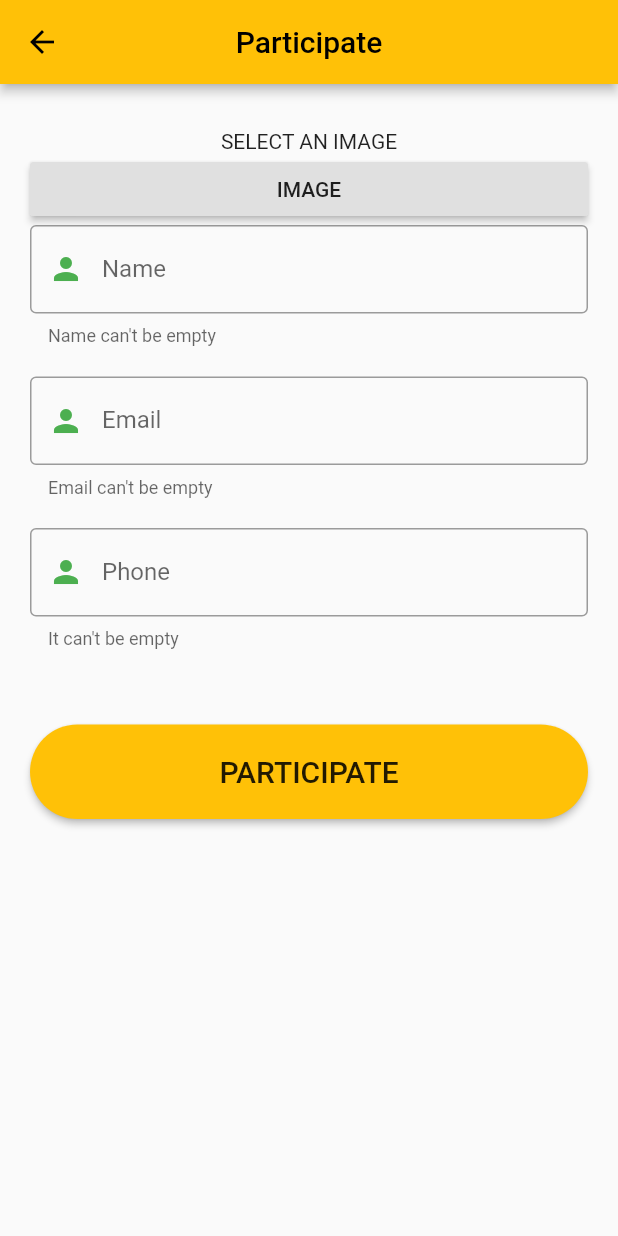
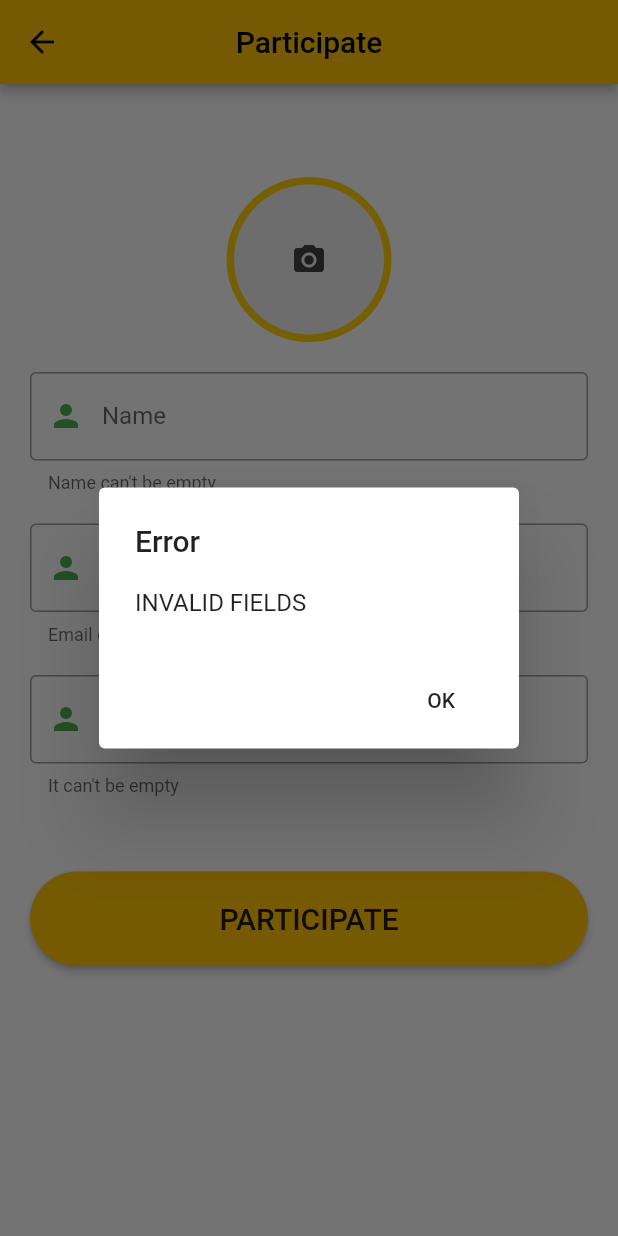
Before and after one commit to Engr-Owais/UserAppContest_Flutter, a Flutter app: the FormParticipate screen opened directly, after a tap on "PARTICIPATE", on a phone screen of 412 x 824 dp. Run offline on Flutter 3.47's test engine with Material 2 defaults, Android fonts, the phone set to English and light mode, and no system bars; our stand-ins replace cached_network_image, cloud_firestore, firebase_core, firebase_storage, google_fonts, image_picker; accounts and stored records are empty; Roboto replaces fonts that are missing (Aclonica).

```diff
--- a/lib/Screens/ParticipationForm.dart
+++ b/lib/Screens/ParticipationForm.dart
@@ -20,6 +20,8 @@ class _FormParticipateState extends State<FormParticipate> {
 
   RegExp regMobile = new RegExp('^[+]*[(]{0,1}[0-9]{1,4}[)]{0,1}[-\s\./0-9]');
 
+  RegExp regName = new RegExp('^[a-zA-Z]+(([,. -][a-zA-Z ])?[a-zA-Z]*)*');
+
   String validateMobile(String value) {
 // Indian Mobile number are of 10 digit only
     if (value.length != 10)
@@ -33,7 +35,6 @@ class _FormParticipateState extends State<FormParticipate> {
   TextEditingController _name = TextEditingController();
   TextEditingController _email = TextEditingController();
   TextEditingController _phone = TextEditingController();
-  // final ImagePicker _picker = ImagePicker();
   File sampleimage;
   String url;
 
@@ -64,7 +65,7 @@ class _FormParticipateState extends State<FormParticipate> {
   }
 
   String validateName(String value) {
-    if (value.length < 3) {
+    if (value.length < 6) {
       return 'Name must be more than 2 charater';
     }
     return null;
@@ -86,15 +87,12 @@ class _FormParticipateState extends State<FormParticipate> {
         child: ListView(
           padding: const EdgeInsets.symmetric(horizontal: 20, vertical: 30),
           children: <Widget>[
-            Center(
-              child: sampleimage == null
-                  ? Text("SELECT AN IMAGE")
-                  : enableUpload(),
-            ),
-            RaisedButton(
-              onPressed: () => {_imgFromGallery()},
-              child: Text("IMAGE"),
-            ),
+            enableUpload(),
+            SizedBox(height: 20),
+            // RaisedButton(
+            //   onPressed: () => {_imgFromGallery()},
+            //   child: Text("IMAGE"),
+            // ),
             nameFormField(),
             SizedBox(
               height: 20,
@@ -109,7 +107,13 @@ class _FormParticipateState extends State<FormParticipate> {
             ),
             RaisedButton(
               onPressed: () async {
+                if (_name.text == "" ||
+                    _email.text == "" ||
+                    _phone.text == "") {
+                  _showDialogBoth();
+                }
                 await uploadStatusImage();
+
                 final UserContestModel usercontestmodel = UserContestModel(
                     username: _name.text,
                     email: _email.text,
@@ -117,22 +121,18 @@ class _FormParticipateState extends State<FormParticipate> {
                     imageUrlUser: url,
                     votes: 0);
 
-                print(
-                    "IMAGE URL AFTER BUTTON PRESS PARTICIPATE ${usercontestmodel.imageUrlUser} and $url");
                 if (regexEmail.hasMatch(_email.text) &&
                     regMobile.hasMatch(_phone.text)) {
                   _firestore.addContent(usercontestmodel);
                   _name.text = "";
                   _email.text = "";
                   _phone.text = "";
-                  Navigator.pop(context);
-                } else if (!regexEmail.hasMatch(_email.text) &&
-                    !regMobile.hasMatch(_phone.text)) {
-                  _showDialogBoth();
                 } else if (!regMobile.hasMatch(_phone.text)) {
                   _showDialogMobile();
                 } else if (!regexEmail.hasMatch(_email.text)) {
                   _showDialogemail();
+                } else if (!regName.hasMatch(_name.text)) {
+                  _showDialogName();
                 }
               },
               shape: RoundedRectangleBorder(
@@ -150,19 +150,58 @@ class _FormParticipateState extends State<FormParticipate> {
   }
 
   Widget enableUpload() {
-    return Container(
-      height: 300,
-      width: 300,
-      child: Column(
-        children: [
-          Image.file(
-            sampleimage,
-            height: 200,
-            width: 100,
-          )
-        ],
-      ),
+    return Column(
+      children: <Widget>[
+        SizedBox(
+          height: 32,
+        ),
+        Center(
+          child: GestureDetector(
+            onTap: () {
+              _imgFromGallery();
+            },
+            child: CircleAvatar(
+              radius: 55,
+              backgroundColor: Color(0xffFDCF09),
+              child: sampleimage != null
+                  ? ClipRRect(
+                      borderRadius: BorderRadius.circular(50),
+                      child: Image.file(
+                        sampleimage,
+                        width: 100,
+                        height: 100,
+                        fit: BoxFit.cover,
+                      ),
+                    )
+                  : Container(
+                      decoration: BoxDecoration(
+                          color: Colors.grey[200],
+                          borderRadius: BorderRadius.circular(50)),
+                      width: 100,
+                      height: 100,
+                      child: Icon(
+                        Icons.camera_alt,
+                        color: Colors.grey[800],
+                      ),
+                    ),
+            ),
+          ),
+        )
+      ],
     );
+    // Container(
+    //   height: 300,
+    //   width: 300,
+    //   child: Column(
+    //     children: [
+    //       Image.file(
+    //         sampleimage,
+    //         height: 200,
+    //         width: 100,
+    //       )
+    //     ],
+    //   ),
+    // );
   }
 
   Widget nameFormField() {
@@ -274,13 +313,29 @@ class _FormParticipateState extends State<FormParticipate> {
         });
   }
 
+  void _showDialogName() {
+    showDialog(
+        context: context,
+        builder: (BuildContext context) {
+          return AlertDialog(
+            title: Text("Error"),
+            content: Text("INVALID Name (${(_name.text)})"),
+            actions: [
+              new FlatButton(
+                  onPressed: () => Navigator.of(context).pop(),
+                  child: Text("OK"))
+            ],
+          );
+        });
+  }
+
   void _showDialogBoth() {
     showDialog(
         context: context,
         builder: (BuildContext context) {
           return AlertDialog(
             title: Text("Error"),
-            content: Text("INVALID PHONE AND EMAIL"),
+            content: Text("INVALID FIELDS"),
             actions: [
               new FlatButton(
                   onPressed: () => Navigator.of(context).pop(),
--- a/lib/Screens/Voting_Screen.dart
+++ b/lib/Screens/Voting_Screen.dart
@@ -123,10 +123,10 @@ class _VotingScreenState extends State<VotingScreen> {
                                                 ? ""
                                                 : list[index].email,
                                             style: GoogleFonts.acme(
-                                                fontSize: 30,
+                                                fontSize: 15,
                                                 color: Colors.black,
                                                 fontStyle: FontStyle.normal,
-                                                fontWeight: FontWeight.bold),
+                                                fontWeight: FontWeight.w300),
                                           ),
                                           trailing: FloatingActionButton(
                                             onPressed: () async => {
```
Also changed, not shown: lib/Screens/OnGoingContest.dart (+11 -6 lines), pubspec.yaml (+1 -15 lines), pubspec.lock, 1 other file.
